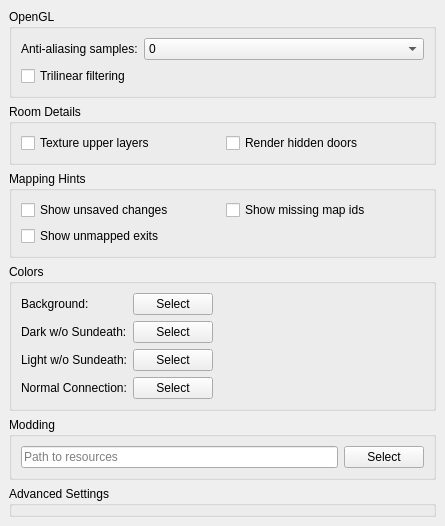
Before: the Qt Designer form src/preferences/graphicspage.ui in MUME/MMapper, drawn with Qt 5.
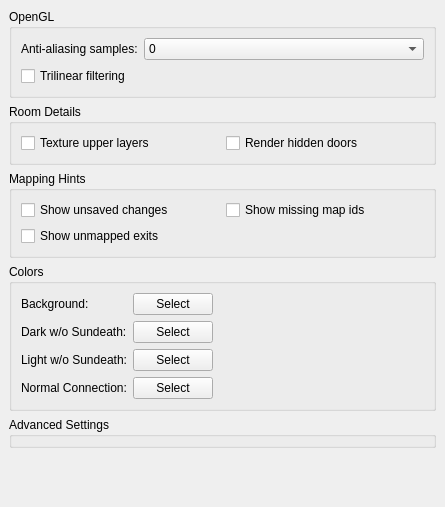
After: the same form once the commit is applied.

Commit message: move modding from graphics to general preferences page

The edit to the form file:
```diff
--- a/src/preferences/graphicspage.ui
+++ b/src/preferences/graphicspage.ui
@@ -297,29 +297,6 @@
      </layout>
     </widget>
    </item>
-   <item>
-    <widget class="QGroupBox" name="groupBox">
-     <property name="title">
-      <string>Modding</string>
-     </property>
-     <layout class="QHBoxLayout" name="horizontalLayout">
-      <item>
-       <widget class="QLineEdit" name="resourceLineEdit">
-        <property name="placeholderText">
-         <string>Path to resources</string>
-        </property>
-       </widget>
-      </item>
-      <item>
-       <widget class="QPushButton" name="resourcePushButton">
-        <property name="text">
-         <string>Select</string>
-        </property>
-       </widget>
-      </item>
-     </layout>
-    </widget>
-   </item>
    <item>
     <widget class="QGroupBox" name="groupBox_Advanced">
      <property name="title">
```
Left out of the diff: 2 changed lines with no effect on the pictures. The commit also changes 3 other files.
